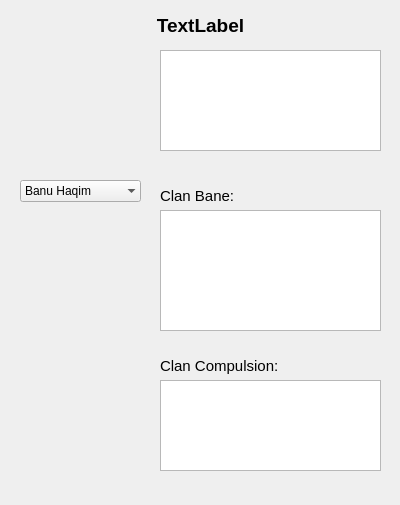
Above: clanwindow.ui from Pkow1999/Vampire-The-Masquerade-V5-Character-Sheet before the change. Below: the same form after it.
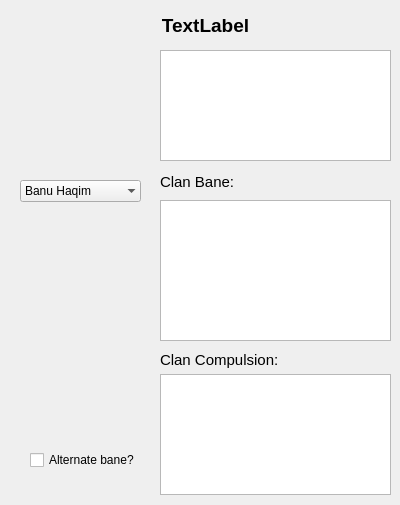
That is the form after the change. Icons and pictures are not drawn.

Commit message: Changed clan descriptions

What changed in the file:
```diff
--- a/clanwindow.ui
+++ b/clanwindow.ui
@@ -62,7 +62,7 @@
     <rect>
      <x>0</x>
      <y>10</y>
-     <width>401</width>
+     <width>411</width>
      <height>31</height>
     </rect>
    </property>
@@ -766,8 +766,8 @@
     <rect>
      <x>160</x>
      <y>50</y>
-     <width>221</width>
-     <height>101</height>
+     <width>231</width>
+     <height>111</height>
     </rect>
    </property>
   </widget>
@@ -797,9 +797,9 @@
    <property name="geometry">
     <rect>
      <x>160</x>
-     <y>210</y>
-     <width>221</width>
-     <height>121</height>
+     <y>200</y>
+     <width>231</width>
+     <height>141</height>
     </rect>
    </property>
   </widget>
@@ -807,9 +807,9 @@
    <property name="geometry">
     <rect>
      <x>160</x>
-     <y>380</y>
-     <width>221</width>
-     <height>91</height>
+     <y>374</y>
+     <width>231</width>
+     <height>121</height>
     </rect>
    </property>
   </widget>
@@ -838,7 +838,7 @@
    <property name="geometry">
     <rect>
      <x>160</x>
-     <y>180</y>
+     <y>166</y>
      <width>221</width>
      <height>31</height>
     </rect>
@@ -1437,7 +1437,7 @@
    <property name="geometry">
     <rect>
      <x>160</x>
-     <y>350</y>
+     <y>344</y>
      <width>221</width>
      <height>31</height>
     </rect>
@@ -2032,6 +2032,19 @@
     <set>Qt::AlignLeading|Qt::AlignLeft|Qt::AlignVCenter</set>
    </property>
   </widget>
+  <widget class="QCheckBox" name="checkBox">
+   <property name="geometry">
+    <rect>
+     <x>30</x>
+     <y>450</y>
+     <width>111</width>
+     <height>20</height>
+    </rect>
+   </property>
+   <property name="text">
+    <string>Alternate bane?</string>
+   </property>
+  </widget>
  </widget>
  <resources/>
  <connections/>
```
The commit also changes 2 other files.
